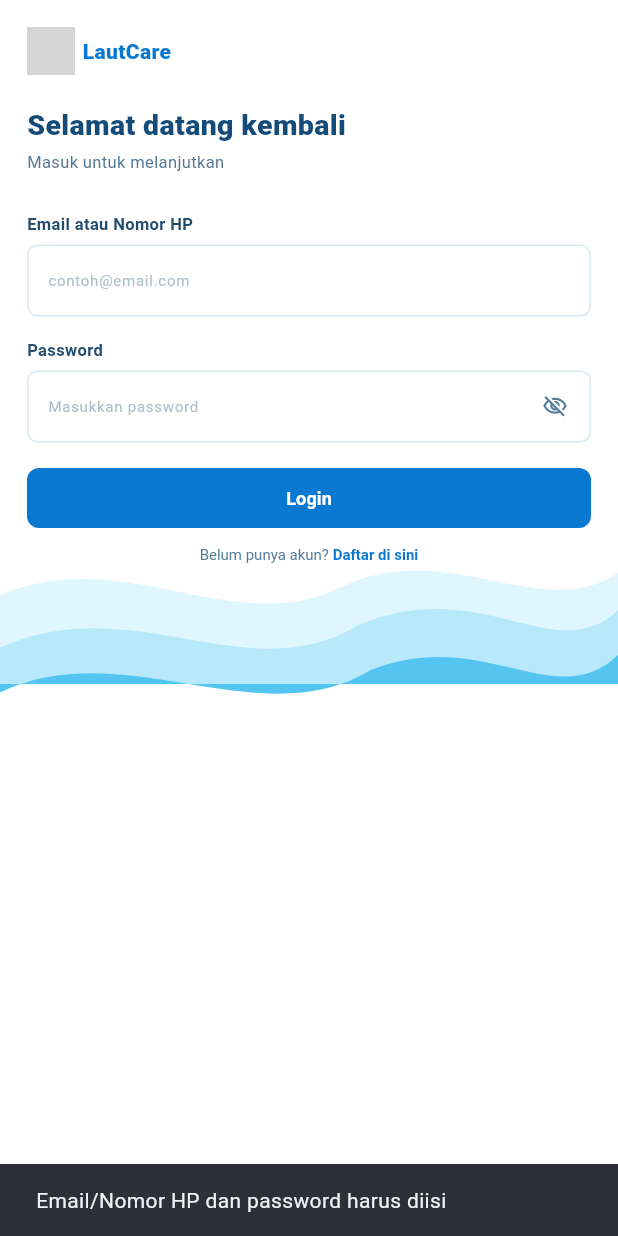
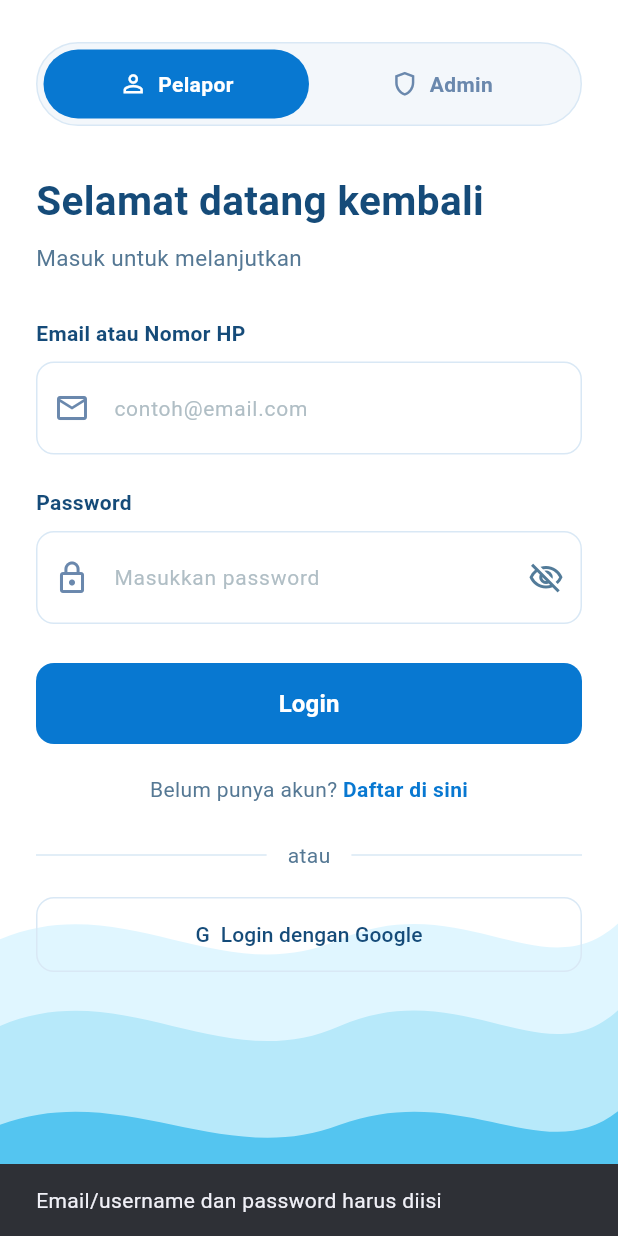
Before and after one commit to arfianti056-cloud/lautcare, a Flutter app: the screen it shows after launch, after a tap on "Login", on a phone screen of 412 x 824 dp. Run offline on Flutter 3.47's test engine with Material 3 defaults, Android fonts, the phone set to English and light mode, and no system bars; grey boxes are pictures that could not be loaded.

Commit message:
Update LautCare login UI

```diff
--- a/lib/screens/login_screen.dart
+++ b/lib/screens/login_screen.dart
@@ -1,3 +1,4 @@
+
 import 'package:flutter/material.dart';
 
 class LoginScreen extends StatefulWidget {
@@ -8,11 +9,15 @@
 }
 
 class _LoginScreenState extends State<LoginScreen> {
-  final TextEditingController emailController = TextEditingController();
+  final emailController = TextEditingController();
+  final passwordController = TextEditingController();
 
-  final TextEditingController passwordController = TextEditingController();
+  bool isAdmin = false;
+  bool hidePassword = true;
 
-  bool hidePassword = true;
+  static const blue = Color(0xFF0878D1);
+  static const navy = Color(0xFF154B79);
+  static const lightBlue = Color(0xFFD9E8F5);
 
   @override
   void dispose() {
@@ -22,19 +27,20 @@
   }
 
   void login() {
-    final email = emailController.text.trim();
-    final password = passwordController.text;
-
-    if (email.isEmpty || password.isEmpty) {
+    if (emailController.text.trim().isEmpty ||
+        passwordController.text.isEmpty) {
       ScaffoldMessenger.of(context).showSnackBar(
         const SnackBar(
-          content: Text('Email/Nomor HP dan password harus diisi'),
+          content: Text('Email/username dan password harus diisi'),
         ),
       );
       return;
     }
 
-    Navigator.pushReplacementNamed(context, '/beranda');
+    Navigator.pushReplacementNamed(
+      context,
+      isAdmin ? '/admin' : '/beranda',
+    );
   }
 
   void register() {
@@ -48,346 +54,359 @@
       body: Stack(
         children: [
           Positioned.fill(
-            child: CustomPaint(painter: LoginBackgroundPainter()),
+            child: CustomPaint(
+              painter: LoginWavePainter(),
             ),
-
+          ),
           SafeArea(
-            child: SingleChildScrollView(
-              padding: const EdgeInsets.fromLTRB(18, 18, 18, 80),
-              child: Column(
-                crossAxisAlignment: CrossAxisAlignment.start,
-                children: [
-                  // =================================================
-                  // LOGO + NAMA LAUTCARE
-                  // =================================================
-
-                  Row(
-                    children: [
-                      Image.asset(
-                        'assets/images/LautCare_Ocean_Wave_Logo-removebg-preview.png',
-                        width: 32,
-                        height: 32,
-                        fit: BoxFit.contain,
+            child: LayoutBuilder(
+              builder: (context, constraints) {
+                return SingleChildScrollView(
+                  padding: const EdgeInsets.fromLTRB(24, 28, 24, 190),
+                  child: Center(
+                    child: ConstrainedBox(
+                      constraints: const BoxConstraints(maxWidth: 650),
+                      child: _loginForm(),
                     ),
-                      const SizedBox(width: 5),
-                      const Text(
-                        'LautCare',
-                        style: TextStyle(
-                          fontSize: 14,
-                          fontWeight: FontWeight.w800,
-                          color: Color(0xFF0878D1),
+                  ),
+                );
+              },
             ),
           ),
         ],
       ),
+    );
+  }
 
-                  const SizedBox(height: 20),
-
-                  // =================================================
-                  // WELCOME
-                  // =================================================
-                  const Text(
-                    'Selamat datang kembali',
-                    style: TextStyle(
-                      fontSize: 19,
-                      fontWeight: FontWeight.w800,
-                      color: Color(0xFF154B79),
+  Widget _loginForm() {
+    return Column(
+      crossAxisAlignment: CrossAxisAlignment.start,
+      children: [
+        // Pilihan Pelapor dan Admin
+        Container(
+          padding: const EdgeInsets.all(4),
+          decoration: BoxDecoration(
+            color: const Color(0xFFF3F7FB),
+            borderRadius: BorderRadius.circular(30),
+            border: Border.all(color: lightBlue),
+          ),
+          child: Row(
+            children: [
+              _roleButton(
+                'Pelapor',
+                Icons.person_outline,
+                !isAdmin,
+                () => setState(() => isAdmin = false),
+              ),
+              _roleButton(
+                'Admin',
+                Icons.shield_outlined,
+                isAdmin,
+                () => setState(() => isAdmin = true),
+              ),
+            ],
           ),
         ),
 
-                  const SizedBox(height: 3),
+        const SizedBox(height: 30),
 
-                  const Text(
-                    'Masuk untuk melanjutkan',
-                    style: TextStyle(fontSize: 11, color: Color(0xFF557894)),
-                  ),
-
-                  const SizedBox(height: 25),
-
-                  // =================================================
-                  // EMAIL / NOMOR HP
-                  // =================================================
-                  const Text(
-                    'Email atau Nomor HP',
-                    style: TextStyle(
-                      fontSize: 11,
-                      fontWeight: FontWeight.w700,
-                      color: Color(0xFF234C6D),
+        Text(
+          isAdmin ? 'Login Admin' : 'Selamat datang kembali',
+          style: const TextStyle(
+            fontSize: 27,
+            fontWeight: FontWeight.bold,
+            color: navy,
           ),
         ),
 
-                  const SizedBox(height: 6),
+        const SizedBox(height: 8),
 
-                  TextField(
-                    controller: emailController,
-                    keyboardType: TextInputType.emailAddress,
-                    style: const TextStyle(fontSize: 11),
-                    decoration: InputDecoration(
-                      hintText: 'contoh@email.com',
-                      hintStyle: const TextStyle(
-                        fontSize: 10,
-                        color: Color(0xFFB0BEC5),
-                      ),
-                      contentPadding: const EdgeInsets.symmetric(
-                        horizontal: 10,
-                        vertical: 10,
-                      ),
-                      filled: true,
-                      fillColor: Colors.white,
-                      border: OutlineInputBorder(
-                        borderRadius: BorderRadius.circular(7),
-                        borderSide: const BorderSide(color: Color(0xFFD9E8F0)),
-                      ),
-                      enabledBorder: OutlineInputBorder(
-                        borderRadius: BorderRadius.circular(7),
-                        borderSide: const BorderSide(color: Color(0xFFD9E8F0)),
-                      ),
-                      focusedBorder: OutlineInputBorder(
-                        borderRadius: BorderRadius.circular(7),
-                        borderSide: const BorderSide(color: Color(0xFF0878D1)),
-                      ),
+        Text(
+          isAdmin
+              ? 'Masuk untuk mengakses panel admin LautCare'
+              : 'Masuk untuk melanjutkan',
+          style: const TextStyle(
+            fontSize: 15,
+            color: Color(0xFF557894),
           ),
         ),
 
-                  const SizedBox(height: 14),
+        const SizedBox(height: 30),
 
-                  // =================================================
-                  // PASSWORD
-                  // =================================================
-                  const Text(
-                    'Password',
-                    style: TextStyle(
-                      fontSize: 11,
-                      fontWeight: FontWeight.w700,
-                      color: Color(0xFF234C6D),
-                    ),
+        _label(isAdmin ? 'Username atau Email' : 'Email atau Nomor HP'),
+        const SizedBox(height: 9),
+
+        _input(
+          controller: emailController,
+          hint: isAdmin ? 'Masukkan username atau email' : 'contoh@email.com',
+          icon: isAdmin ? Icons.person_outline : Icons.mail_outline,
         ),
 
-                  const SizedBox(height: 6),
+        const SizedBox(height: 22),
 
-                  TextField(
+        _label('Password'),
+        const SizedBox(height: 9),
+
+        _input(
           controller: passwordController,
-                    obscureText: hidePassword,
-                    style: const TextStyle(fontSize: 11),
-                    decoration: InputDecoration(
-                      hintText: 'Masukkan password',
-                      hintStyle: const TextStyle(
-                        fontSize: 10,
-                        color: Color(0xFFB0BEC5),
-                      ),
-                      suffixIcon: IconButton(
-                        onPressed: () {
-                          setState(() {
-                            hidePassword = !hidePassword;
-                          });
-                        },
-                        icon: Icon(
-                          hidePassword
-                              ? Icons.visibility_off_outlined
-                              : Icons.visibility_outlined,
-                          size: 17,
-                          color: const Color(0xFF527B99),
-                        ),
-                      ),
-                      contentPadding: const EdgeInsets.symmetric(
-                        horizontal: 10,
-                        vertical: 10,
-                      ),
-                      filled: true,
-                      fillColor: Colors.white,
-                      border: OutlineInputBorder(
-                        borderRadius: BorderRadius.circular(7),
-                        borderSide: const BorderSide(color: Color(0xFFD9E8F0)),
-                      ),
-                      enabledBorder: OutlineInputBorder(
-                        borderRadius: BorderRadius.circular(7),
-                        borderSide: const BorderSide(color: Color(0xFFD9E8F0)),
-                      ),
-                      focusedBorder: OutlineInputBorder(
-                        borderRadius: BorderRadius.circular(7),
-                        borderSide: const BorderSide(color: Color(0xFF0878D1)),
-                      ),
-                    ),
+          hint: 'Masukkan password',
+          icon: Icons.lock_outline,
+          password: true,
         ),
 
-                  const SizedBox(height: 17),
+        const SizedBox(height: 26),
 
-                  // =================================================
-                  // LOGIN BUTTON
-                  // =================================================
         SizedBox(
           width: double.infinity,
-                    height: 40,
+          height: 54,
           child: ElevatedButton(
             onPressed: login,
             style: ElevatedButton.styleFrom(
-                        backgroundColor: const Color(0xFF0878D1),
+              backgroundColor: blue,
               foregroundColor: Colors.white,
               elevation: 0,
               shape: RoundedRectangleBorder(
-                          borderRadius: BorderRadius.circular(8),
+                borderRadius: BorderRadius.circular(12),
               ),
             ),
             child: const Text(
               'Login',
               style: TextStyle(
-                          fontSize: 12,
-                          fontWeight: FontWeight.w700,
+                fontSize: 16,
+                fontWeight: FontWeight.bold,
               ),
             ),
           ),
         ),
 
-                  const SizedBox(height: 12),
+        if (!isAdmin) ...[
+          const SizedBox(height: 20),
 
-                  // =================================================
-                  // REGISTER
-                  // =================================================
           Center(
-                    child: GestureDetector(
+            child: Wrap(
+              alignment: WrapAlignment.center,
+              children: [
+                const Text(
+                  'Belum punya akun? ',
+                  style: TextStyle(color: Color(0xFF557894)),
+                ),
+                GestureDetector(
                   onTap: register,
-                      child: RichText(
-                        text: const TextSpan(
-                          children: [
-                            TextSpan(
-                              text: 'Belum punya akun? ',
+                  child: const Text(
+                    'Daftar di sini',
                     style: TextStyle(
-                                fontSize: 10,
-                                color: Color(0xFF527B99),
+                      color: blue,
+                      fontWeight: FontWeight.bold,
                     ),
                   ),
-                            TextSpan(
-                              text: 'Daftar di sini',
+                ),
+              ],
+            ),
+          ),
+
+          const SizedBox(height: 24),
+
+          const Row(
+            children: [
+              Expanded(child: Divider(color: lightBlue)),
+              Padding(
+                padding: EdgeInsets.symmetric(horizontal: 14),
+                child: Text(
+                  'atau',
+                  style: TextStyle(color: Color(0xFF557894)),
+                ),
+              ),
+              Expanded(child: Divider(color: lightBlue)),
+            ],
+          ),
+
+          const SizedBox(height: 18),
+
+          SizedBox(
+            width: double.infinity,
+            height: 50,
+            child: OutlinedButton(
+              onPressed: () {
+                ScaffoldMessenger.of(context).showSnackBar(
+                  const SnackBar(
+                    content: Text(
+                      'Login Google belum diintegrasikan.',
+                    ),
+                  ),
+                );
+              },
+              style: OutlinedButton.styleFrom(
+                foregroundColor: navy,
+                side: const BorderSide(color: lightBlue),
+                shape: RoundedRectangleBorder(
+                  borderRadius: BorderRadius.circular(12),
+                ),
+              ),
+              child: const Text('G  Login dengan Google'),
+            ),
+          ),
+        ] else ...[
+          const SizedBox(height: 24),
+          const Center(
+            child: Text(
+              'Khusus untuk admin LautCare',
               style: TextStyle(
-                                fontSize: 10,
-                                fontWeight: FontWeight.w700,
-                                color: Color(0xFF0878D1),
+                fontSize: 12,
+                color: Color(0xFF557894),
+              ),
+            ),
+          ),
+        ],
+      ],
+    );
+  }
+
+  Widget _roleButton(
+    String title,
+    IconData icon,
+    bool selected,
+    VoidCallback onTap,
+  ) {
+    return Expanded(
+      child: GestureDetector(
+        onTap: onTap,
+        child: AnimatedContainer(
+          duration: const Duration(milliseconds: 200),
+          padding: const EdgeInsets.symmetric(vertical: 13),
+          decoration: BoxDecoration(
+            color: selected ? blue : Colors.transparent,
+            borderRadius: BorderRadius.circular(26),
+          ),
+          child: Row(
+            mainAxisAlignment: MainAxisAlignment.center,
+            children: [
+              Icon(
+                icon,
+                size: 19,
+                color: selected ? Colors.white : const Color(0xFF6A88AD),
+              ),
+              const SizedBox(width: 7),
+              Text(
+                title,
+                style: TextStyle(
+                  fontWeight: FontWeight.bold,
+                  color: selected ? Colors.white : const Color(0xFF6A88AD),
                 ),
               ),
             ],
           ),
         ),
       ),
+    );
+  }
+
+  Widget _label(String text) {
+    return Text(
+      text,
+      style: const TextStyle(
+        fontSize: 14,
+        fontWeight: FontWeight.w600,
+        color: navy,
       ),
-                ],
+    );
+  }
+
+  Widget _input({
+    required TextEditingController controller,
+    required String hint,
+    required IconData icon,
+    bool password = false,
+  }) {
+    return TextField(
+      controller: controller,
+      obscureText: password && hidePassword,
+      keyboardType: password
+          ? TextInputType.text
+          : TextInputType.emailAddress,
+      decoration: InputDecoration(
+        hintText: hint,
+        hintStyle: const TextStyle(
+          fontSize: 14,
+          color: Color(0xFFB0BEC5),
         ),
+        prefixIcon: Icon(icon, color: const Color(0xFF6A88AD)),
+        suffixIcon: password
+            ? IconButton(
+                onPressed: () {
+                  setState(() => hidePassword = !hidePassword);
+                },
+                icon: Icon(
+                  hidePassword
+                      ? Icons.visibility_off_outlined
+                      : Icons.visibility_outlined,
+                  color: const Color(0xFF527B99),
                 ),
+              )
+            : null,
+        filled: true,
+        fillColor: Colors.white,
+        contentPadding: const EdgeInsets.symmetric(
+          horizontal: 16,
+          vertical: 19,
         ),
-        ],
+        enabledBorder: OutlineInputBorder(
+          borderRadius: BorderRadius.circular(12),
+          borderSide: const BorderSide(color: lightBlue),
+        ),
+        focusedBorder: OutlineInputBorder(
+          borderRadius: BorderRadius.circular(12),
+          borderSide: const BorderSide(color: blue, width: 1.5),
+        ),
       ),
     );
   }
 }
 
-// =============================================================
-// BACKGROUND LOGIN
-// =============================================================
-
-class LoginBackgroundPainter extends CustomPainter {
+class LoginWavePainter extends CustomPainter {
   @override
   void paint(Canvas canvas, Size size) {
-    final backgroundPaint = Paint()..color = Colors.white;
+    void drawWave(double start, double amplitude, Color color) {
+      final path = Path()..moveTo(0, start);
 
-    canvas.drawRect(
-      Rect.fromLTWH(0, 0, size.width, size.height),
-      backgroundPaint,
+      path.cubicTo(
+        size.width * 0.20, start - amplitude,
+        size.width * 0.36, start + amplitude,
+        size.width * 0.55, start,
       );
 
-    final wave1 = Paint()..color = const Color(0xFFE0F6FF);
-
-    final path1 = Path();
-
-    final waveTop = size.height * 0.87;
-
-    path1.moveTo(0, waveTop);
-
-    path1.cubicTo(
-      size.width * 0.20,
-      waveTop - 35,
-      size.width * 0.38,
-      waveTop + 30,
-      size.width * 0.55,
-      waveTop - 5,
+      path.cubicTo(
+        size.width * 0.75, start - amplitude,
+        size.width * 0.88, start + amplitude,
+        size.width, start - amplitude * 0.3,
       );
 
-    path1.cubicTo(
-      size.width * 0.72,
-      waveTop - 40,
-      size.width * 0.88,
-      waveTop + 20,
-      size.width,
-      waveTop - 15,
+      path
+        ..lineTo(size.width, size.height)
+        ..lineTo(0, size.height)
+        ..close();
+
+      canvas.drawPath(path, Paint()..color = color);
+    }
+
+    drawWave(
+      size.height * 0.76,
+      35,
+      const Color(0xFFE0F6FF),
     );
 
-    path1.lineTo(size.width, size.height);
-    path1.lineTo(0, size.height);
-    path1.close();
-
-    canvas.drawPath(path1, wave1);
-
-    final wave2 = Paint()..color = const Color(0xFFB7E9FA);
-
-    final path2 = Path();
-
-    path2.moveTo(0, waveTop + 35);
-
-    path2.cubicTo(
-      size.width * 0.22,
-      waveTop - 5,
-      size.width * 0.40,
-      waveTop + 65,
-      size.width * 0.58,
-      waveTop + 20,
+    drawWave(
+      size.height * 0.83,
+      35,
+      const Color(0xFFB7E9FA),
     );
 
-    path2.cubicTo(
-      size.width * 0.78,
-      waveTop - 15,
-      size.width * 0.90,
-      waveTop + 50,
-      size.width,
-      waveTop + 10,
+    drawWave(
+      size.height * 0.91,
+      30,
+      const Color(0xFF54C5F0),
     );
-
-    path2.lineTo(size.width, size.height);
-    path2.lineTo(0, size.height);
-    path2.close();
-
-    canvas.drawPath(path2, wave2);
-
-    final wave3 = Paint()..color = const Color(0xFF54C5F0);
-
-    final path3 = Path();
-
-    path3.moveTo(0, waveTop + 65);
-
-    path3.cubicTo(
-      size.width * 0.20,
-      waveTop + 25,
-      size.width * 0.42,
-      waveTop + 95,
-      size.width * 0.60,
-      waveTop + 50,
-    );
-
-    path3.cubicTo(
-      size.width * 0.78,
-      waveTop + 20,
-      size.width * 0.90,
-      waveTop + 80,
-      size.width,
-      waveTop + 40,
-    );
-
-    path3.lineTo(size.width, size.height);
-    path3.lineTo(0, size.height);
-    path3.close();
-
-    canvas.drawPath(path3, wave3);
   }
 
   @override
-  bool shouldRepaint(covariant CustomPainter oldDelegate) {
-    return false;
+  bool shouldRepaint(covariant LoginWavePainter oldDelegate) => false;
 }
-}
```
Lines whose indentation alone changed are shown as unchanged.
